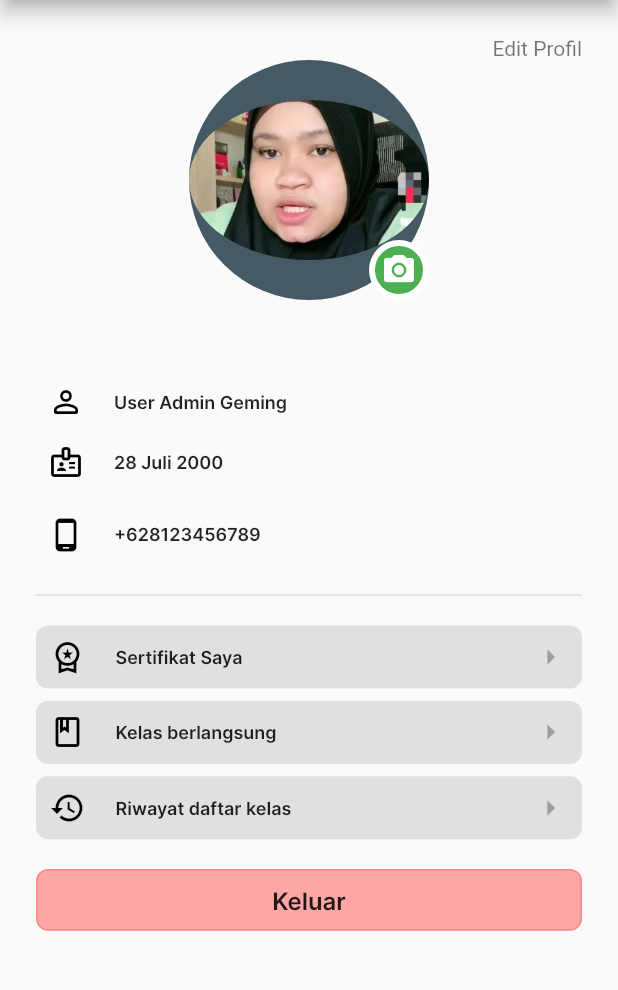
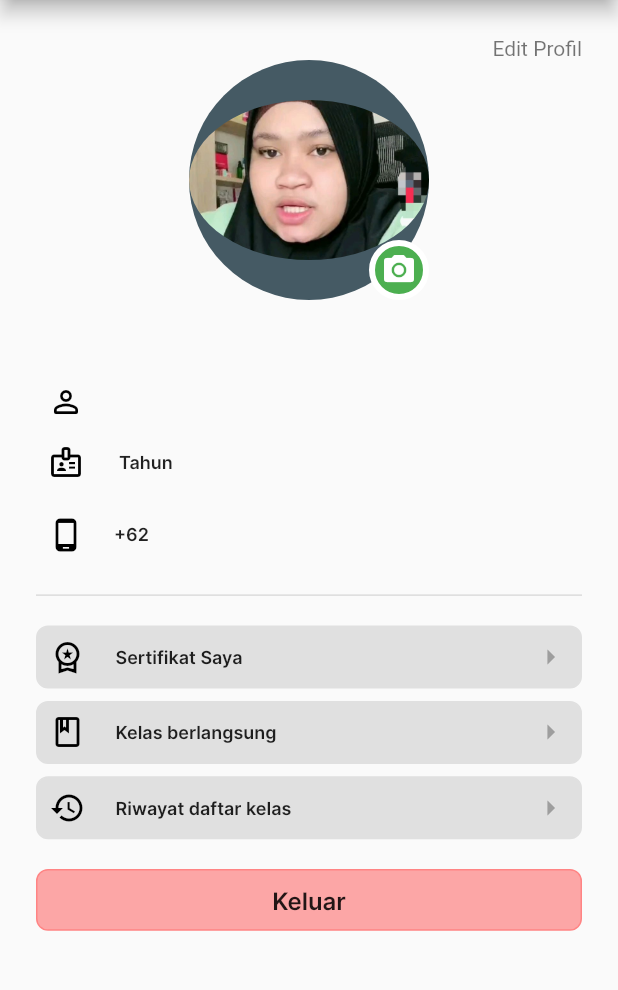
Before and after one commit to IGustiFajar/3G-PAPB, a Flutter app: the ProfilePage screen opened by its route, on a phone screen of 412 x 824 dp, the part 84-1074 px from its top. Run offline on Flutter 3.47's test engine with Material 2 defaults, Android fonts, the phone set to English and light mode, and no system bars; our stand-ins replace anim_search_bar, cloud_firestore, convex_bottom_bar, cool_alert, curved_navigation_bar, dotted_border and 10 more; accounts and stored records are empty.

Commit message:
Fetch Data dari Firebase

```diff
--- a/edutech/lib/pages/profilePage.dart
+++ b/edutech/lib/pages/profilePage.dart
@@ -1,4 +1,6 @@
+import 'package:cloud_firestore/cloud_firestore.dart';
 import 'package:cool_alert/cool_alert.dart';
+import 'package:edutech/Database/get_users.dart';
 import 'package:edutech/pages/loginPage.dart';
 import 'package:firebase_auth/firebase_auth.dart';
 import 'package:firebase_storage/firebase_storage.dart';
@@ -11,16 +13,80 @@ import 'package:sliding_up_panel/sliding_up_panel.dart';
 import 'package:get/get.dart';
 import 'dart:io';
 
+import 'package:video_player/video_player.dart';
+
 class ProfilePage extends StatefulWidget {
   @override
   _ProfilePageState createState() => _ProfilePageState();
 }
 
 class _ProfilePageState extends State<ProfilePage> {
-  final user = FirebaseAuth.instance.currentUser!;
+  final FirebaseAuth _auth = FirebaseAuth.instance;
+  User? user = FirebaseAuth.instance.currentUser;
+  String _uid = '';
+  String _firstname = '';
+  String _lastname = '';
+  String _email = '';
+  String _age = '';
+  String _telepon = '';
+  String _image = '';
+
+  final userdetail = '';
   String errorMessage = '';
   String ImageUrl = " ";
   bool isObscurePassword = true;
+
+  // late VideoPlayerController _controller;
+
+  @override
+  void initState() {
+    // _controller = VideoPlayerController.network(
+    //     'https://www.youtube.com/embed/SJAVdeRIuKA.mp4')
+    //   ..initialize().then((_) {});
+    // TODO: implement initState
+    super.initState();
+    getData();
+  }
+
+  void getData() async {
+    _uid = user!.uid;
+    // print('user.email ${user!.email}');
+    final DocumentSnapshot userDoc =
+        await FirebaseFirestore.instance.collection('users').doc(_uid).get();
+    setState(() {
+      _firstname = userDoc.get('first_name');
+      _lastname = userDoc.get('last_name');
+      _email = user!.email!;
+      _age = userDoc.get('age');
+      _telepon = userDoc.get('telepon');
+      // _image = userDoc.get('image');
+    });
+
+    // print('nama : $_firstname');
+  }
+
+  // // Document ID
+  // List<String> docIDs = [];
+
+  // // Get DocIDS
+  // Future getDocIDs() async {
+  //   await FirebaseFirestore.instance
+  //       .collection('users')
+  //       .where('email', isEqualTo: user?.email)
+  //       .get()
+  //       .then(
+  //         (snapshot) => snapshot.docs.forEach((document) {
+  //           print(document.reference);
+  //           docIDs.add(document.reference.id);
+  //         }),
+  //       );
+  // }
+
+  // @override
+  // void initState() {
+  //   getDocIDs();
+  //   super.initState();
+  // }
 
   void pickUploadImage() async {
     final image = await ImagePicker().pickImage(
@@ -98,17 +164,8 @@ class _ProfilePageState extends State<ProfilePage> {
                             height: 80,
                             width: 80,
                           ),
-                          )),
-                      Padding(
-                        padding: EdgeInsets.all(8.0),
-                        child: Text(
-                          user.email!,
-                          style: TextStyle(
-                              fontFamily: "InterSemiBold",
-                              fontSize: 20,
-                              color: Colors.white),
                         ),
-                      )
+                      ),
                     ],
                   ),
                 ),
@@ -179,14 +236,30 @@ class _ProfilePageState extends State<ProfilePage> {
                     height: bodyHeight * 0.01,
                   ),
                   Padding(
-                    padding: EdgeInsets.all(8.0),
-                    child: Text(
-                      user.email!,
+                    padding: const EdgeInsets.all(8.0),
+                    child: Row(
+                      mainAxisAlignment: MainAxisAlignment.center,
+                      children: [
+                        Text(
+                          _firstname ?? '',
                           style: TextStyle(
                             fontFamily: "InterSemiBold",
                             fontSize: 20,
                             color: Color.fromARGB(255, 62, 137, 99),
                           ),
+                        ),
+                        SizedBox(
+                          width: bodyHeight * 0.004,
+                        ),
+                        Text(
+                          _lastname ?? '',
+                          style: TextStyle(
+                            fontFamily: "InterSemiBold",
+                            fontSize: 20,
+                            color: Color.fromARGB(255, 62, 137, 99),
+                          ),
+                        ),
+                      ],
                     ),
                   ),
                 ],
@@ -205,12 +278,27 @@ class _ProfilePageState extends State<ProfilePage> {
                       color: Colors.black,
                     ),
                     Text(
-                      'User Admin Geming',
+                      _email,
                       style: TextStyle(
                         fontSize: 12,
                         fontFamily: 'InterSemiBold',
                       ),
                     ),
+
+                    // FutureBuilder(
+                    //   future: getDocIDs(),
+                    //   builder: (context, snapshot) {
+                    //     return ListView.builder(
+                    //         scrollDirection: Axis.vertical,
+                    //         shrinkWrap: true,
+                    //         itemCount: docIDs.length,
+                    //         itemBuilder: (context, index) {
+                    //           return ListTile(
+                    //             title: GetUsersName(documentID: docIDs[index]),
+                    //           );
+                    //         });
+                    //   },
+                    // ),
                   ],
                 ),
               ),
@@ -227,12 +315,26 @@ class _ProfilePageState extends State<ProfilePage> {
                       thickness: 5,
                       color: Colors.black,
                     ),
+                    Row(
+                      children: [
                         Text(
-                      '28 Juli 2000',
+                          _age ?? '',
                           style: TextStyle(
                             fontSize: 12,
                             fontFamily: 'InterSemiBold',
                           ),
+                        ),
+                        SizedBox(
+                          width: bodyHeight * 0.004,
+                        ),
+                        Text(
+                          'Tahun',
+                          style: TextStyle(
+                            fontSize: 12,
+                            fontFamily: 'InterSemiBold',
+                          ),
+                        ),
+                      ],
                     ),
                   ],
                 ),
@@ -253,12 +355,23 @@ class _ProfilePageState extends State<ProfilePage> {
                       thickness: 5,
                       color: Colors.black,
                     ),
+                    Row(
+                      children: [
                         Text(
-                      '+628123456789',
+                          '+62',
                           style: TextStyle(
                             fontSize: 12,
                             fontFamily: 'InterSemiBold',
                           ),
+                        ),
+                        Text(
+                          _telepon,
+                          style: TextStyle(
+                            fontSize: 12,
+                            fontFamily: 'InterSemiBold',
+                          ),
+                        ),
+                      ],
                     ),
                   ],
                 ),
```
Lines whose indentation alone changed are shown as unchanged.
